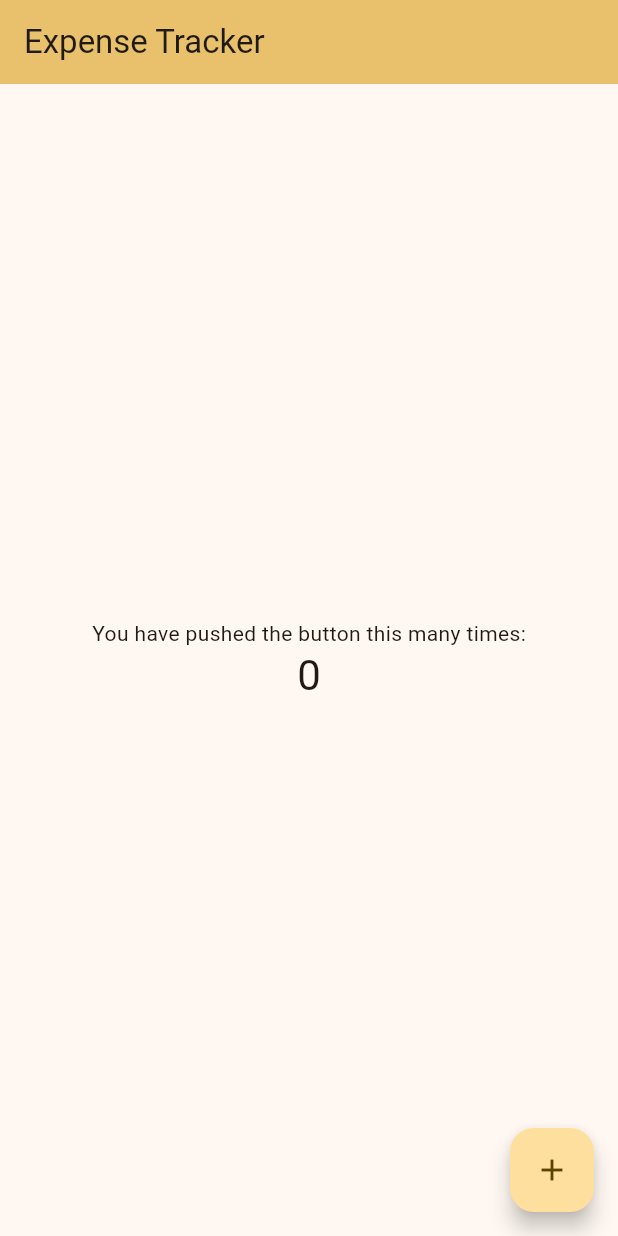
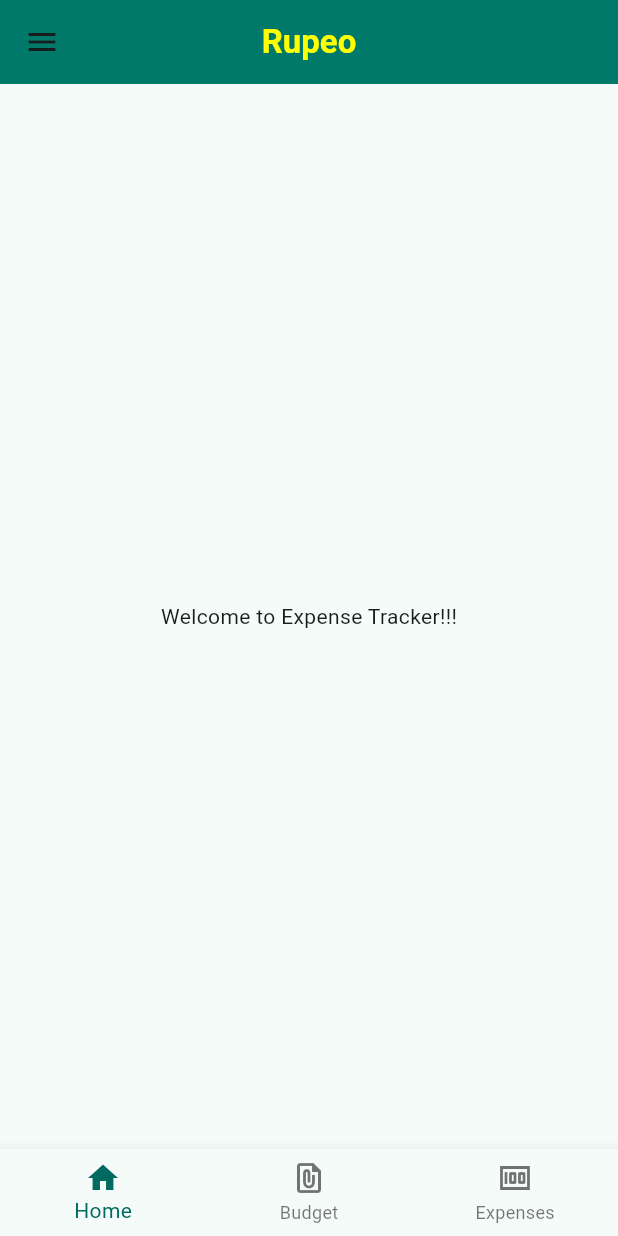
Before and after one commit to rimaz523/expense-tracker, a Flutter app: the screen it shows after launch, on a phone screen of 412 x 824 dp. Run offline on Flutter 3.47's test engine with Material 3 defaults, Android fonts, the phone set to English and light mode, and no system bars.

Commit message:
flutter - add material layout (#4)

```diff
--- a/expense_tracker_flutter_app/lib/main.dart
+++ b/expense_tracker_flutter_app/lib/main.dart
@@ -1,122 +1,71 @@
 import 'package:flutter/material.dart';
 
 void main() {
-  runApp(const MyApp());
+  runApp(const ExpenseTrackerApp());
 }
 
-class MyApp extends StatelessWidget {
-  const MyApp({super.key});
+class ExpenseTrackerApp extends StatefulWidget {
+  const ExpenseTrackerApp({super.key});
 
-  // This widget is the root of your application.
+  @override
+  State<ExpenseTrackerApp> createState() => _ExpenseTrackerAppState();
+}
+
+class _ExpenseTrackerAppState extends State<ExpenseTrackerApp> {
   @override
   Widget build(BuildContext context) {
     return MaterialApp(
-      title: 'Expense Tracker',
+      debugShowCheckedModeBanner: false,
       theme: ThemeData(
-        // This is the theme of your application.
-        //
-        // TRY THIS: Try running your application with "flutter run". You'll see
-        // the application has a purple toolbar. Then, without quitting the app,
-        // try changing the seedColor in the colorScheme below to Colors.green
-        // and then invoke "hot reload" (save your changes or press the "hot
-        // reload" button in a Flutter-supported IDE, or press "r" if you used
-        // the command line to start the app).
-        //
-        // Notice that the counter didn't reset back to zero; the application
-        // state is not lost during the reload. To reset the state, use hot
-        // restart instead.
-        //
-        // This works for code too, not just values: Most code changes can be
-        // tested with just a hot reload.
-        colorScheme: ColorScheme.fromSeed(seedColor: Colors.amber),
+        colorScheme: ColorScheme.fromSeed(
+          seedColor: Colors.teal,
+          brightness: Brightness.light,
+        ),
       ),
-      home: const MyHomePage(title: 'Expense Tracker'),
+
+      title: 'Rupeo Expense Tracker',
+      home: Scaffold(
+        appBar: AppBar(
+          title: const Text(
+            'Rupeo',
+            style: TextStyle(
+              fontWeight: FontWeight.bold,
+              color: Colors.yellowAccent,
+            ),
+          ),
+          centerTitle: true,
+          backgroundColor: Colors.teal[700],
+        ),
+        drawer: Drawer(
+          child: ListView(
+            padding: EdgeInsets.zero,
+            children: const [
+              DrawerHeader(
+                decoration: BoxDecoration(color: Colors.teal),
+                child: Text(
+                  'Rupeo Expense Tracker',
+                  style: TextStyle(color: Colors.white, fontSize: 24),
+                ),
+              ),
+              ListTile(leading: Icon(Icons.logout), title: Text('Logout')),
+              ListTile(leading: Icon(Icons.person), title: Text('Profile')),
+              ListTile(leading: Icon(Icons.pie_chart), title: Text('Reports')),
+              ListTile(leading: Icon(Icons.settings), title: Text('Settings')),
+            ],
+          ),
+        ),
+        body: Center(child: Text('Welcome to Expense Tracker!!!')),
+        bottomNavigationBar: BottomNavigationBar(
+          items: const [
+            BottomNavigationBarItem(icon: Icon(Icons.home), label: 'Home'),
+            BottomNavigationBarItem(
+              icon: Icon(Icons.file_present),
+              label: 'Budget',
+            ),
+            BottomNavigationBarItem(icon: Icon(Icons.money), label: 'Expenses'),
+          ],
+        ),
+      ),
     );
   }
 }
-
-class MyHomePage extends StatefulWidget {
-  const MyHomePage({super.key, required this.title});
-
-  // This widget is the home page of your application. It is stateful, meaning
-  // that it has a State object (defined below) that contains fields that affect
-  // how it looks.
-
-  // This class is the configuration for the state. It holds the values (in this
-  // case the title) provided by the parent (in this case the App widget) and
-  // used by the build method of the State. Fields in a Widget subclass are
-  // always marked "final".
-
-  final String title;
-
-  @override
-  State<MyHomePage> createState() => _MyHomePageState();
-}
-
-class _MyHomePageState extends State<MyHomePage> {
-  int _counter = 0;
-
-  void _incrementCounter() {
-    setState(() {
-      // This call to setState tells the Flutter framework that something has
-      // changed in this State, which causes it to rerun the build method below
-      // so that the display can reflect the updated values. If we changed
-      // _counter without calling setState(), then the build method would not be
-      // called again, and so nothing would appear to happen.
-      _counter++;
-    });
-  }
-
-  @override
-  Widget build(BuildContext context) {
-    // This method is rerun every time setState is called, for instance as done
-    // by the _incrementCounter method above.
-    //
-    // The Flutter framework has been optimized to make rerunning build methods
-    // fast, so that you can just rebuild anything that needs updating rather
-    // than having to individually change instances of widgets.
-    return Scaffold(
-      appBar: AppBar(
-        // TRY THIS: Try changing the color here to a specific color (to
-        // Colors.amber, perhaps?) and trigger a hot reload to see the AppBar
-        // change color while the other colors stay the same.
-        backgroundColor: Theme.of(context).colorScheme.inversePrimary,
-        // Here we take the value from the MyHomePage object that was created by
-        // the App.build method, and use it to set our appbar title.
-        title: Text(widget.title),
-      ),
-      body: Center(
-        // Center is a layout widget. It takes a single child and positions it
-        // in the middle of the parent.
-        child: Column(
-          // Column is also a layout widget. It takes a list of children and
-          // arranges them vertically. By default, it sizes itself to fit its
-          // children horizontally, and tries to be as tall as its parent.
-          //
-          // Column has various properties to control how it sizes itself and
-          // how it positions its children. Here we use mainAxisAlignment to
-          // center the children vertically; the main axis here is the vertical
-          // axis because Columns are vertical (the cross axis would be
-          // horizontal).
-          //
-          // TRY THIS: Invoke "debug painting" (choose the "Toggle Debug Paint"
-          // action in the IDE, or press "p" in the console), to see the
-          // wireframe for each widget.
-          mainAxisAlignment: MainAxisAlignment.center,
-          children: <Widget>[
-            const Text('You have pushed the button this many times:'),
-            Text(
-              '$_counter',
-              style: Theme.of(context).textTheme.headlineMedium,
-            ),
-          ],
-        ),
-      ),
-      floatingActionButton: FloatingActionButton(
-        onPressed: _incrementCounter,
-        tooltip: 'Increment',
-        child: const Icon(Icons.add),
-      ), // This trailing comma makes auto-formatting nicer for build methods.
-    );
-  }
-}
```
